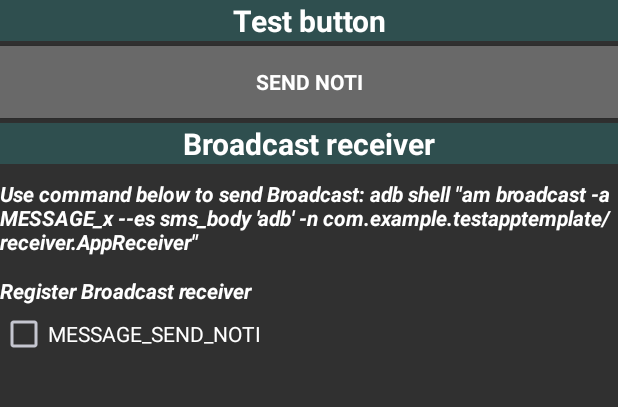
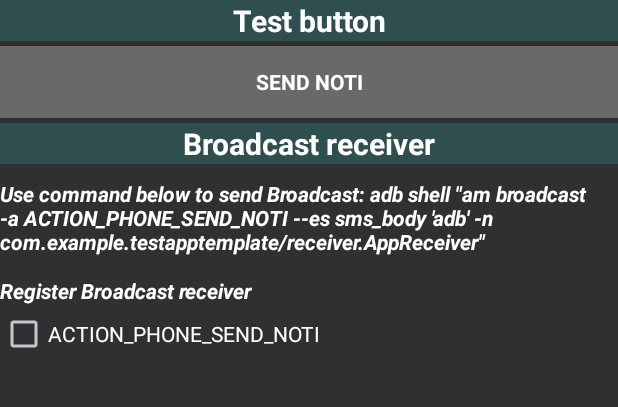
Before and after one commit to Tommy-ttan/myphone, an Android app: the screen it shows after launch (MainActivity), on a phone screen of 412 x 824 dp, the part 119-526 px from its top. Run offline under Robolectric (Android 15) with nearby library versions, the phone set to English and light mode, and no system bars.

Commit message:
implement broadcast receiver

```diff
--- a/app/src/main/java/com/tommyhumaxcar/myphone/activity/MainActivity.java
+++ b/app/src/main/java/com/tommyhumaxcar/myphone/activity/MainActivity.java
@@ -69,11 +69,11 @@ public class MainActivity extends AppCompatActivity {
         addTextView("Broadcast receiver", UiStyle.STYLE_2, UiStyle.LAYOUT_STYLE_2);
         // Test Broadcast on-off
         addTextView("Use command below to send Broadcast: " +
-                "adb shell \"am broadcast -a MESSAGE_x --es sms_body 'adb' -n com.example.testapptemplate/receiver.AppReceiver\"",
+                "adb shell \"am broadcast -a ACTION_PHONE_SEND_NOTI --es sms_body 'adb' -n com.example.testapptemplate/receiver.AppReceiver\"",
                 UiStyle.STYLE_3, UiStyle.LAYOUT_STYLE_3);
         addTextView("Register Broadcast receiver",
                 UiStyle.STYLE_3, UiStyle.LAYOUT_STYLE_1);
-        addCheckBox("MESSAGE_SEND_NOTI",
+        addCheckBox(AppInfo.ACTION_PHONE_SEND_NOTI,
                 NotiSender.getInstance().onCheck(),
                 UiStyle.STYLE_1, UiStyle.LAYOUT_STYLE_1);
     }
--- a/app/src/main/java/com/tommyhumaxcar/myphone/common/AppInfo.java
+++ b/app/src/main/java/com/tommyhumaxcar/myphone/common/AppInfo.java
@@ -18,6 +18,7 @@ public class AppInfo {
     public static String    APP_TITLE           =   "My Phone";
     public static String    APP_TEXT            =   "This is text from My Phone";
     public static int       APP_ICON            =   R.drawable.my_phone;
+    public static String    ACTION_PHONE_SEND_NOTI    =     "ACTION_PHONE_SEND_NOTI";
     private WindowManager mWindowManager = null;
     private Context mApplicationContext = null;
     private Resources mAppResource = null;
```
Also changed, not shown: app/src/main/AndroidManifest.xml (+8 -0 lines), app/src/main/java/com/tommyhumaxcar/myphone/controller/BroadcastReceiverHandler.java (added, +23 -0 lines), app/src/main/java/com/tommyhumaxcar/myphone/controller/NotiSender.java (+9 -0 lines).
